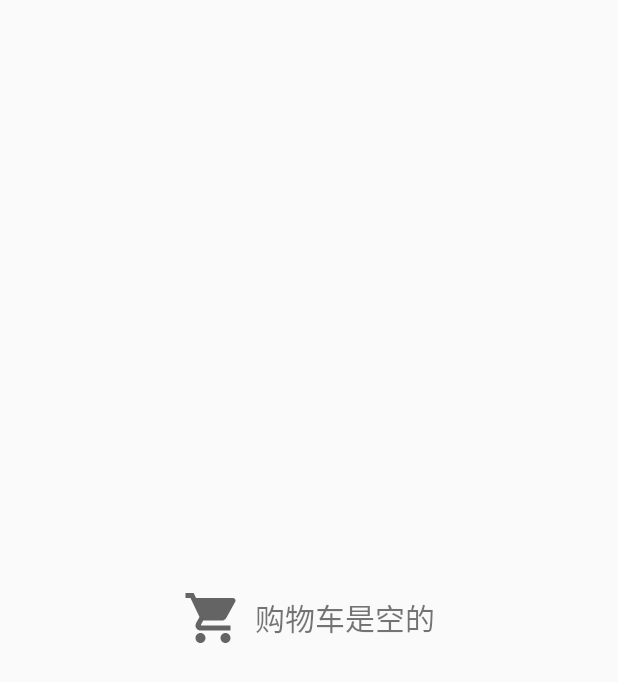
After one commit to onlyLoveSnow/snack-app, an Android app: the layout empty_cart_view.xml on its own in the app's theme, with its tools: preview values and no code run, on a phone screen of 412 x 824 dp. The commit adds this screen. Shown: the top 682 px of the screen. Run offline under Robolectric (Android 15) with nearby library versions, the phone set to English and light mode, and no system bars.

Commit message:
添加下单页面购物车空布局

```diff
--- a/app/src/main/java/com/shuyue/snack/ui/place/PlaceFragment.java
+++ b/app/src/main/java/com/shuyue/snack/ui/place/PlaceFragment.java
@@ -2,13 +2,11 @@ package com.shuyue.snack.ui.place;
 
 import android.annotation.SuppressLint;
 import android.os.Bundle;
-import android.util.Log;
 import android.view.LayoutInflater;
 import android.view.View;
 import android.view.ViewGroup;
 import android.widget.Button;
 import android.widget.TextView;
-import android.widget.Toast;
 
 import androidx.annotation.NonNull;
 import androidx.annotation.Nullable;
@@ -18,7 +16,6 @@ import androidx.recyclerview.widget.LinearLayoutManager;
 import androidx.recyclerview.widget.RecyclerView;
 
 import com.chad.library.adapter.base.BaseQuickAdapter;
-import com.chad.library.adapter.base.listener.OnItemChildClickListener;
 import com.shuyue.snack.MyApplication;
 import com.shuyue.snack.R;
 import com.shuyue.snack.adaptor.PlaceOrderAdapter;
@@ -84,6 +81,10 @@ public class PlaceFragment extends Fragment {
     private void initOrderAdapter() {
         // 实例化购物车列表适配器对象
         orderAdapter = new PlaceOrderAdapter(MyApplication.getCartSnacks());
+
+        // 设置空布局
+        orderAdapter.setEmptyView(getEmptyView());
+
         // 设置动画效果
         orderAdapter.setAnimationEnable(true);
 //        orderAdapter.setAnimationFirstOnly(false);
@@ -133,7 +134,6 @@ public class PlaceFragment extends Fragment {
             // 刷新总金额
             calcTotalMoney();
 
-//        Toast.makeText(getActivity(), "下单成功", Toast.LENGTH_SHORT).show();
             Tips.show("下单成功");
         }
     }
@@ -154,4 +154,11 @@ public class PlaceFragment extends Fragment {
 
         placeMoney.setText("￥" + totalMoney.doubleValue());
     }
+
+    /**
+     * 下单页面购物车空布局
+     */
+    private View getEmptyView() {
+        return getLayoutInflater().inflate(R.layout.empty_cart_view, orderRecyclerView, false);
+    }
 }
--- /dev/null
+++ b/app/src/main/res/layout/empty_cart_view.xml
@@ -0,0 +1,33 @@
+<?xml version="1.0" encoding="utf-8"?>
+<androidx.constraintlayout.widget.ConstraintLayout xmlns:android="http://schemas.android.com/apk/res/android"
+    xmlns:app="http://schemas.android.com/apk/res-auto"
+    xmlns:tools="http://schemas.android.com/tools"
+    android:layout_width="match_parent"
+    android:layout_height="match_parent">
+
+    <LinearLayout
+        android:layout_width="wrap_content"
+        android:layout_height="wrap_content"
+        android:orientation="horizontal"
+        app:layout_constraintBottom_toBottomOf="parent"
+        app:layout_constraintEnd_toEndOf="parent"
+        app:layout_constraintStart_toStartOf="parent"
+        app:layout_constraintTop_toTopOf="parent">
+
+        <ImageView
+            android:layout_width="40dp"
+            android:layout_height="40dp"
+            android:layout_weight="1"
+            app:srcCompat="@drawable/ic_cart_black_24dp" />
+
+        <TextView
+            android:layout_width="wrap_content"
+            android:layout_height="40dp"
+            android:layout_weight="1"
+            android:paddingStart="8sp"
+            android:gravity="center_vertical"
+            android:text="购物车是空的"
+            android:textSize="20sp"
+            tools:ignore="RtlSymmetry" />
+    </LinearLayout>
+</androidx.constraintlayout.widget.ConstraintLayout>
```
